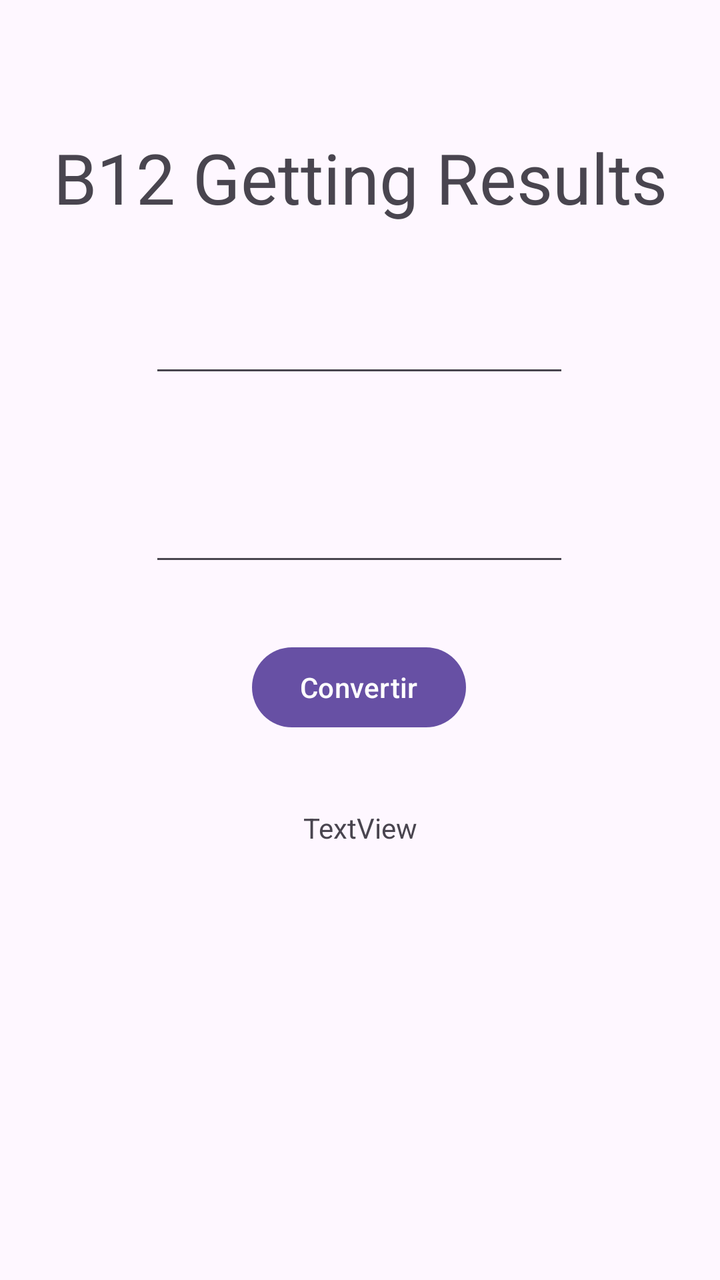
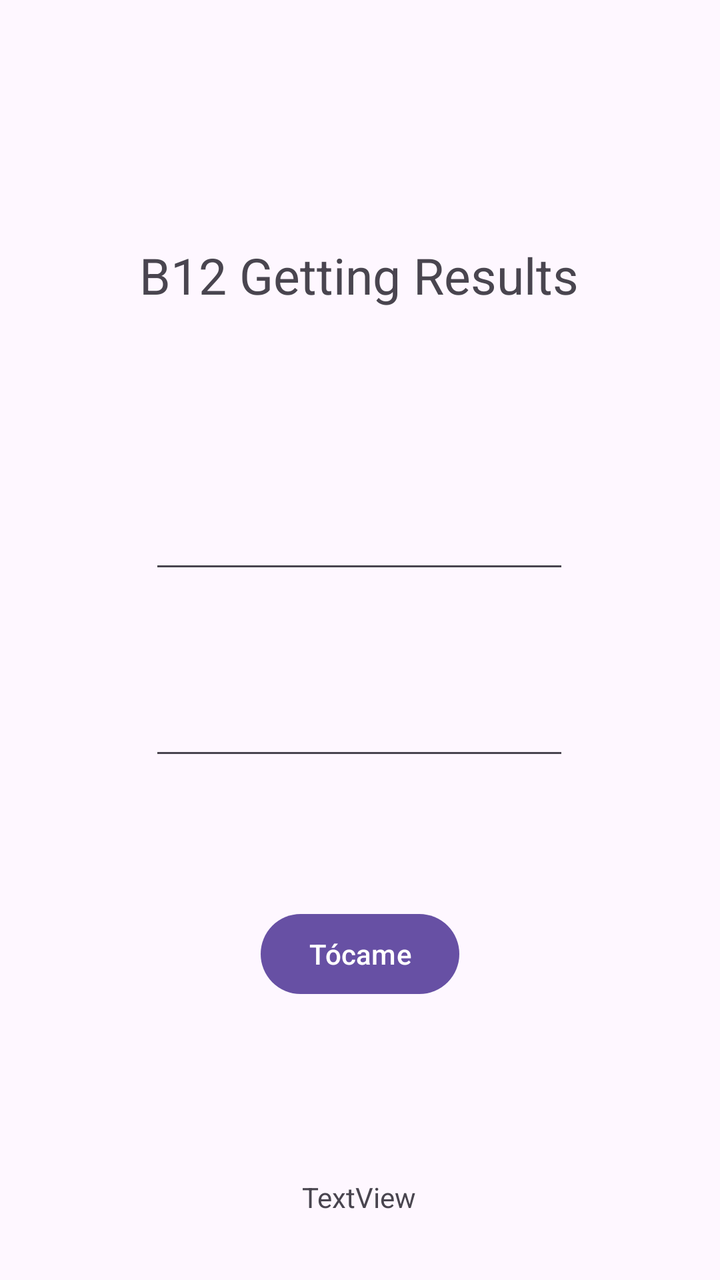

An Android layout rendered at two revisions. The XML below is the earlier revision; the diff shows what the commit changed to produce the second picture.
<!-- AndroidManifest.xml: application theme Theme.B12GettingResults -->
<!-- res/layout/activity_main.xml -->
<?xml version="1.0" encoding="utf-8"?>
<androidx.constraintlayout.widget.ConstraintLayout xmlns:android="http://schemas.android.com/apk/res/android"
    xmlns:app="http://schemas.android.com/apk/res-auto"
    xmlns:tools="http://schemas.android.com/tools"
    android:id="@+id/main"
    android:layout_width="match_parent"
    android:layout_height="match_parent"
    tools:context=".MainActivity">

    <TextView
        android:id="@+id/hello"
        android:layout_width="wrap_content"
        android:layout_height="wrap_content"
        android:text="B12 Getting Results"
        android:textSize="35dp"
        app:layout_constraintBottom_toBottomOf="parent"
        app:layout_constraintEnd_toEndOf="parent"
        app:layout_constraintStart_toStartOf="parent"
        app:layout_constraintTop_toTopOf="parent"
        app:layout_constraintVertical_bias="0.11" />

    <EditText
        android:id="@+id/editTextTime"
        android:layout_width="wrap_content"
        android:layout_height="wrap_content"
        android:ems="10"
        android:inputType="time"
        app:layout_constraintBottom_toBottomOf="parent"
        app:layout_constraintEnd_toEndOf="parent"
        app:layout_constraintHorizontal_bias="0.497"
        app:layout_constraintStart_toStartOf="parent"
        app:layout_constraintTop_toBottomOf="@+id/editTextDate"
        app:layout_constraintVertical_bias="0.131" />

    <Button
        android:id="@+id/button"
        android:layout_width="wrap_content"
        android:layout_height="wrap_content"
        android:text="Convertir"
        app:layout_constraintBottom_toBottomOf="parent"
        app:layout_constraintEnd_toEndOf="parent"
        app:layout_constraintHorizontal_bias="0.498"
        app:layout_constraintStart_toStartOf="parent"
        app:layout_constraintTop_toBottomOf="@+id/editTextTime"
        app:layout_constraintVertical_bias="0.104" />

    <TextView
        android:id="@+id/textView"
        android:layout_width="109dp"
        android:layout_height="34dp"
        android:textAlignment="center"
        android:text="TextView"
        app:layout_constraintBottom_toBottomOf="parent"
        app:layout_constraintEnd_toEndOf="parent"
        app:layout_constraintStart_toStartOf="parent"
        app:layout_constraintTop_toBottomOf="@+id/button"
        app:layout_constraintVertical_bias="0.154" />

    <EditText
        android:id="@+id/editTextDate"
        android:layout_width="wrap_content"
        android:layout_height="wrap_content"
        android:ems="10"
        android:inputType="date"
        app:layout_constraintBottom_toBottomOf="parent"
        app:layout_constraintEnd_toEndOf="parent"
        app:layout_constraintHorizontal_bias="0.497"
        app:layout_constraintStart_toStartOf="parent"
        app:layout_constraintTop_toBottomOf="@+id/hello"
        app:layout_constraintVertical_bias="0.083" />

</androidx.constraintlayout.widget.ConstraintLayout>
<!-- resources referenced by this layout -->
<resources>
  <style name="Theme.B12GettingResults" parent="Base.Theme.B12GettingResults" />
  <style name="Base.Theme.B12GettingResults" parent="Theme.Material3.DayNight.NoActionBar">
          
          
      </style>
</resources>

<!-- the commit's change to res/layout/activity_main.xml (unified diff, before → after) -->
@@ -11,62 +11,58 @@
         android:id="@+id/hello"
         android:layout_width="wrap_content"
         android:layout_height="wrap_content"
-        android:text="B12 Getting Results"
-        android:textSize="35dp"
-        app:layout_constraintBottom_toBottomOf="parent"
-        app:layout_constraintEnd_toEndOf="parent"
-        app:layout_constraintStart_toStartOf="parent"
-        app:layout_constraintTop_toTopOf="parent"
-        app:layout_constraintVertical_bias="0.11" />
-
-    <EditText
-        android:id="@+id/editTextTime"
-        android:layout_width="wrap_content"
-        android:layout_height="wrap_content"
-        android:ems="10"
-        android:inputType="time"
+        android:text="@string/tittle"
+        android:textSize="25sp"
         app:layout_constraintBottom_toBottomOf="parent"
         app:layout_constraintEnd_toEndOf="parent"
         app:layout_constraintHorizontal_bias="0.497"
         app:layout_constraintStart_toStartOf="parent"
-        app:layout_constraintTop_toBottomOf="@+id/editTextDate"
-        app:layout_constraintVertical_bias="0.131" />
+        app:layout_constraintTop_toTopOf="parent"
+        app:layout_constraintVertical_bias="0.199" />
+
+    <EditText
+        android:id="@+id/fecha"
+        android:layout_width="wrap_content"
+        android:layout_height="wrap_content"
+        android:layout_marginTop="96dp"
+        android:ems="10"
+        android:inputType="text"
+        app:layout_constraintEnd_toEndOf="parent"
+        app:layout_constraintHorizontal_bias="0.497"
+        app:layout_constraintStart_toStartOf="parent"
+        app:layout_constraintTop_toBottomOf="@id/hello" />
+
+    <EditText
+        android:id="@+id/tiempo"
+        android:layout_width="wrap_content"
+        android:layout_height="wrap_content"
+        android:layout_marginTop="52dp"
+        android:ems="10"
+        android:inputType="text"
+        app:layout_constraintEnd_toEndOf="parent"
+        app:layout_constraintHorizontal_bias="0.497"
+        app:layout_constraintStart_toStartOf="parent"
+        app:layout_constraintTop_toBottomOf="@id/fecha" />
 
     <Button
         android:id="@+id/button"
         android:layout_width="wrap_content"
         android:layout_height="wrap_content"
-        android:text="Convertir"
-        app:layout_constraintBottom_toBottomOf="parent"
+        android:layout_marginTop="68dp"
+        android:text="@string/button"
+        app:layout_constraintEnd_toEndOf="parent"
+        app:layout_constraintStart_toStartOf="parent"
+        app:layout_constraintTop_toBottomOf="@id/tiempo" />
+
+    <TextView
+        android:id="@+id/resultado"
+        android:layout_width="wrap_content"
+        android:layout_height="wrap_content"
+        android:layout_marginTop="88dp"
+        android:text="TextView"
         app:layout_constraintEnd_toEndOf="parent"
         app:layout_constraintHorizontal_bias="0.498"
         app:layout_constraintStart_toStartOf="parent"
-        app:layout_constraintTop_toBottomOf="@+id/editTextTime"
-        app:layout_constraintVertical_bias="0.104" />
-
-    <TextView
-        android:id="@+id/textView"
-        android:layout_width="109dp"
-        android:layout_height="34dp"
-        android:textAlignment="center"
-        android:text="TextView"
-        app:layout_constraintBottom_toBottomOf="parent"
-        app:layout_constraintEnd_toEndOf="parent"
-        app:layout_constraintStart_toStartOf="parent"
-        app:layout_constraintTop_toBottomOf="@+id/button"
-        app:layout_constraintVertical_bias="0.154" />
-
-    <EditText
-        android:id="@+id/editTextDate"
-        android:layout_width="wrap_content"
-        android:layout_height="wrap_content"
-        android:ems="10"
-        android:inputType="date"
-        app:layout_constraintBottom_toBottomOf="parent"
-        app:layout_constraintEnd_toEndOf="parent"
-        app:layout_constraintHorizontal_bias="0.497"
-        app:layout_constraintStart_toStartOf="parent"
-        app:layout_constraintTop_toBottomOf="@+id/hello"
-        app:layout_constraintVertical_bias="0.083" />
+        app:layout_constraintTop_toBottomOf="@id/button" />
 
 </androidx.constraintlayout.widget.ConstraintLayout>
<!-- resource entries referenced after the edit -->
@@ -1,5 +1,7 @@
 <!-- resources referenced by this layout -->
 <resources>
+  <string name="button">Tócame</string>
+  <string name="tittle">B12 Getting Results</string>
   <style name="Theme.B12GettingResults" parent="Base.Theme.B12GettingResults" />
   <style name="Base.Theme.B12GettingResults" parent="Theme.Material3.DayNight.NoActionBar">
           
